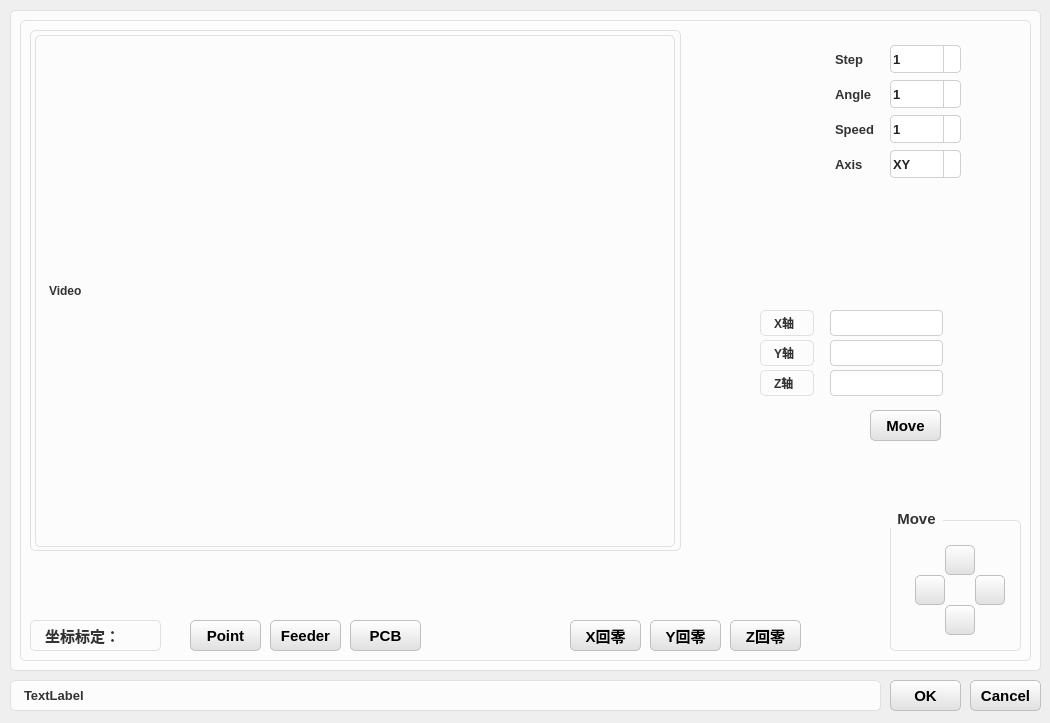
This is Solution/HuiRuMachineH/HuiRuMachineH/dialog/MotionDialog.ui in HeJun20250905/ProductProJect as Qt 5 draws it before an edit. The edited form follows.
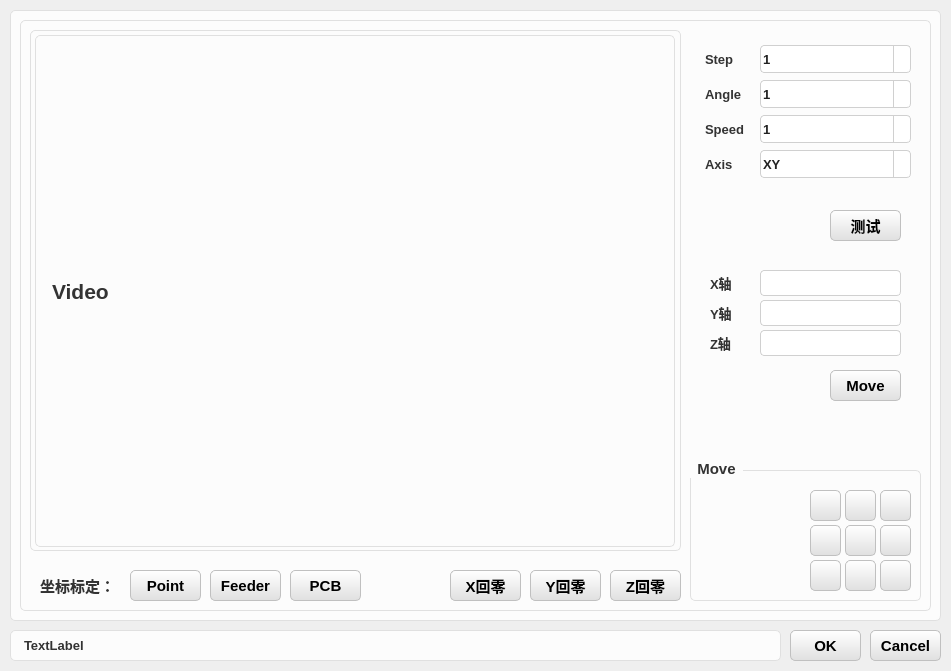
This is the edited form. Icons and pictures are not drawn.

The edit to the form file:
```diff
--- a/Solution/HuiRuMachineH/HuiRuMachineH/dialog/MotionDialog.ui
+++ b/Solution/HuiRuMachineH/HuiRuMachineH/dialog/MotionDialog.ui
@@ -6,8 +6,8 @@
    <rect>
     <x>0</x>
     <y>0</y>
-    <width>1050</width>
-    <height>723</height>
+    <width>951</width>
+    <height>671</height>
    </rect>
   </property>
   <property name="windowTitle">
@@ -164,8 +164,8 @@
    <property name="geometry">
     <rect>
      <x>10</x>
-     <y>680</y>
-     <width>871</width>
+     <y>630</y>
+     <width>771</width>
      <height>31</height>
     </rect>
    </property>
@@ -185,8 +185,8 @@
     <rect>
      <x>10</x>
      <y>0</y>
-     <width>1031</width>
-     <height>671</height>
+     <width>931</width>
+     <height>621</height>
     </rect>
    </property>
    <property name="title">
@@ -197,8 +197,8 @@
      <rect>
       <x>10</x>
       <y>10</y>
-      <width>1011</width>
-      <height>651</height>
+      <width>911</width>
+      <height>601</height>
      </rect>
     </property>
     <property name="title">
@@ -207,9 +207,9 @@
     <widget class="QComboBox" name="comboBox_Step">
      <property name="geometry">
       <rect>
-       <x>870</x>
+       <x>740</x>
        <y>35</y>
-       <width>71</width>
+       <width>151</width>
        <height>28</height>
       </rect>
      </property>
@@ -239,7 +239,7 @@
     <widget class="QLabel" name="label_Step">
      <property name="geometry">
       <rect>
-       <x>815</x>
+       <x>685</x>
        <y>35</y>
        <width>51</width>
        <height>28</height>
@@ -267,7 +267,7 @@
     <widget class="QLabel" name="label_Step_5">
      <property name="geometry">
       <rect>
-       <x>815</x>
+       <x>685</x>
        <y>70</y>
        <width>51</width>
        <height>28</height>
@@ -295,9 +295,9 @@
     <widget class="QComboBox" name="comboBox_Step_2">
      <property name="geometry">
       <rect>
-       <x>870</x>
+       <x>740</x>
        <y>70</y>
-       <width>71</width>
+       <width>151</width>
        <height>28</height>
       </rect>
      </property>
@@ -337,9 +337,9 @@
     <widget class="QComboBox" name="comboBox_Axis">
      <property name="geometry">
       <rect>
-       <x>870</x>
+       <x>740</x>
        <y>140</y>
-       <width>71</width>
+       <width>151</width>
        <height>28</height>
       </rect>
      </property>
@@ -364,7 +364,7 @@
     <widget class="QLabel" name="label_Axis">
      <property name="geometry">
       <rect>
-       <x>815</x>
+       <x>685</x>
        <y>140</y>
        <width>51</width>
        <height>28</height>
@@ -392,8 +392,8 @@
     <widget class="QPushButton" name="pushButton_WorldOrigin">
      <property name="geometry">
       <rect>
-       <x>170</x>
-       <y>610</y>
+       <x>110</x>
+       <y>560</y>
        <width>71</width>
        <height>31</height>
       </rect>
@@ -412,8 +412,8 @@
     <widget class="QPushButton" name="pushButton_PcbOrigin">
      <property name="geometry">
       <rect>
-       <x>330</x>
-       <y>610</y>
+       <x>270</x>
+       <y>560</y>
        <width>71</width>
        <height>31</height>
       </rect>
@@ -432,8 +432,8 @@
     <widget class="QPushButton" name="pushButton_FeederOrigin">
      <property name="geometry">
       <rect>
-       <x>250</x>
-       <y>610</y>
+       <x>190</x>
+       <y>560</y>
        <width>71</width>
        <height>31</height>
       </rect>
@@ -452,7 +452,7 @@
     <widget class="QLabel" name="label_Speed">
      <property name="geometry">
       <rect>
-       <x>815</x>
+       <x>685</x>
        <y>105</y>
        <width>51</width>
        <height>28</height>
@@ -498,6 +498,13 @@
         <height>512</height>
        </rect>
       </property>
+      <property name="font">
+       <font>
+        <pointsize>16</pointsize>
+        <weight>75</weight>
+        <bold>true</bold>
+       </font>
+      </property>
       <property name="text">
        <string>Video</string>
       </property>
@@ -506,9 +513,9 @@
     <widget class="QComboBox" name="comboBox_Speed">
      <property name="geometry">
       <rect>
-       <x>870</x>
+       <x>740</x>
        <y>105</y>
-       <width>71</width>
+       <width>151</width>
        <height>28</height>
       </rect>
      </property>
@@ -538,9 +545,9 @@
     <widget class="QGroupBox" name="groupBox_4">
      <property name="geometry">
       <rect>
-       <x>870</x>
-       <y>500</y>
-       <width>131</width>
+       <x>670</x>
+       <y>450</y>
+       <width>231</width>
        <height>141</height>
       </rect>
      </property>
@@ -557,10 +564,10 @@
      <widget class="QPushButton" name="pushButton_Right">
       <property name="geometry">
        <rect>
-        <x>85</x>
+        <x>190</x>
         <y>65</y>
-        <width>30</width>
-        <height>30</height>
+        <width>31</width>
+        <height>31</height>
        </rect>
       </property>
       <property name="font">
@@ -581,10 +588,10 @@
      <widget class="QPushButton" name="pushButton_Up">
       <property name="geometry">
        <rect>
-        <x>55</x>
-        <y>35</y>
-        <width>30</width>
-        <height>30</height>
+        <x>155</x>
+        <y>30</y>
+        <width>31</width>
+        <height>31</height>
        </rect>
       </property>
       <property name="font">
@@ -605,10 +612,10 @@
      <widget class="QPushButton" name="pushButton_Left">
       <property name="geometry">
        <rect>
-        <x>25</x>
+        <x>120</x>
         <y>65</y>
-        <width>30</width>
-        <height>30</height>
+        <width>31</width>
+        <height>31</height>
        </rect>
       </property>
       <property name="font">
@@ -629,10 +636,10 @@
      <widget class="QPushButton" name="pushButton_Down">
       <property name="geometry">
        <rect>
-        <x>55</x>
-        <y>95</y>
-        <width>30</width>
-        <height>30</height>
+        <x>155</x>
+        <y>100</y>
+        <width>31</width>
+        <height>31</height>
        </rect>
       </property>
       <property name="font">
@@ -650,13 +657,78 @@
         <normaloff>:/MachineCore/Icon/fa_0xf0dd.png</normaloff>:/MachineCore/Icon/fa_0xf0dd.png</iconset>
       </property>
      </widget>
+     <widget class="QPushButton" name="pushButton">
+      <property name="geometry">
+       <rect>
+        <x>120</x>
+        <y>30</y>
+        <width>31</width>
+        <height>31</height>
+       </rect>
+      </property>
+      <property name="text">
+       <string/>
+      </property>
+     </widget>
+     <widget class="QPushButton" name="pushButton_2">
+      <property name="geometry">
+       <rect>
+        <x>190</x>
+        <y>30</y>
+        <width>31</width>
+        <height>31</height>
+       </rect>
+      </property>
+      <property name="text">
+       <string/>
+      </property>
+     </widget>
+     <widget class="QPushButton" name="pushButton_3">
+      <property name="geometry">
+       <rect>
+        <x>120</x>
+        <y>100</y>
+        <width>31</width>
+        <height>31</height>
+       </rect>
+      </property>
+      <property name="text">
+       <string/>
+      </property>
+     </widget>
+     <widget class="QPushButton" name="pushButton_4">
+      <property name="geometry">
+       <rect>
+        <x>190</x>
+        <y>100</y>
+        <width>31</width>
+        <height>31</height>
+       </rect>
+      </property>
+      <property name="text">
+       <string/>
+      </property>
+     </widget>
+     <widget class="QPushButton" name="pushButton_5">
+      <property name="geometry">
+       <rect>
+        <x>155</x>
+        <y>65</y>
+        <width>31</width>
+        <height>31</height>
+       </rect>
+      </property>
+      <property name="text">
+       <string/>
+      </property>
+     </widget>
     </widget>
     <widget class="QLabel" name="label_Info_2">
      <property name="geometry">
       <rect>
-       <x>10</x>
-       <y>610</y>
-       <width>131</width>
+       <x>20</x>
+       <y>560</y>
+       <width>81</width>
        <height>31</height>
       </rect>
      </property>
@@ -667,6 +739,14 @@
        <bold>true</bold>
       </font>
      </property>
+     <property name="styleSheet">
+      <string notr="true">color: #333333;           /* 与 QGroupBox::title 保持一致的深灰色 */
+font-weight: bold;        /* 保持相同的加粗效果（如果是普通文本可去掉这行） */
+background-color: #FCFCFC; /* 与分组框背景色一致 */
+border: 0px solid #E0E0E0; /* 相同的边框颜色和粗细 */
+border-radius: 5px;       /* 相同的圆角 */
+padding: 0px 0px;        /* 适当的内边距，让文字不贴边，视觉上更舒适 */</string>
+     </property>
      <property name="text">
       <string>坐标标定：</string>
      </property>
@@ -674,8 +754,8 @@
     <widget class="QPushButton" name="pushButton_Move">
      <property name="geometry">
       <rect>
-       <x>850</x>
-       <y>400</y>
+       <x>810</x>
+       <y>360</y>
        <width>71</width>
        <height>31</height>
       </rect>
@@ -694,42 +774,72 @@
     <widget class="QLineEdit" name="lineEdit_X">
      <property name="geometry">
       <rect>
-       <x>810</x>
-       <y>300</y>
-       <width>113</width>
+       <x>740</x>
+       <y>260</y>
+       <width>141</width>
        <height>26</height>
       </rect>
      </property>
+     <property name="font">
+      <font>
+       <pointsize>10</pointsize>
+      </font>
+     </property>
     </widget>
     <widget class="QLineEdit" name="lineEdit_Y">
      <property name="geometry">
       <rect>
-       <x>810</x>
-       <y>330</y>
-       <width>113</width>
+       <x>740</x>
+       <y>290</y>
+       <width>141</width>
        <height>26</height>
       </rect>
      </property>
+     <property name="font">
+      <font>
+       <pointsize>10</pointsize>
+      </font>
+     </property>
     </widget>
     <widget class="QLineEdit" name="lineEdit_Z">
      <property name="geometry">
       <rect>
-       <x>810</x>
-       <y>360</y>
-       <width>113</width>
+       <x>740</x>
+       <y>320</y>
+       <width>141</width>
        <height>26</height>
       </rect>
      </property>
+     <property name="font">
+      <font>
+       <pointsize>10</pointsize>
+      </font>
+     </property>
     </widget>
     <widget class="QLabel" name="label">
      <property name="geometry">
       <rect>
-       <x>740</x>
-       <y>300</y>
-       <width>54</width>
+       <x>690</x>
+       <y>260</y>
+       <width>31</width>
        <height>26</height>
       </rect>
      </property>
+     <property name="font">
+      <font>
+       <pointsize>10</pointsize>
+       <weight>75</weight>
+       <bold>true</bold>
+      </font>
+     </property>
+     <property name="styleSheet">
+      <string notr="true">color: #333333;           /* 与 QGroupBox::title 保持一致的深灰色 */
+font-weight: bold;        /* 保持相同的加粗效果（如果是普通文本可去掉这行） */
+background-color: #FCFCFC; /* 与分组框背景色一致 */
+border: 0px solid #E0E0E0; /* 相同的边框颜色和粗细 */
+border-radius: 5px;       /* 相同的圆角 */
+padding: 0px 0px;        /* 适当的内边距，让文字不贴边，视觉上更舒适 */</string>
+     </property>
      <property name="text">
       <string>X轴</string>
      </property>
@@ -737,12 +847,27 @@
     <widget class="QLabel" name="label_2">
      <property name="geometry">
       <rect>
-       <x>740</x>
-       <y>330</y>
-       <width>54</width>
+       <x>690</x>
+       <y>290</y>
+       <width>31</width>
        <height>26</height>
       </rect>
      </property>
+     <property name="font">
+      <font>
+       <pointsize>10</pointsize>
+       <weight>75</weight>
+       <bold>true</bold>
+      </font>
+     </property>
+     <property name="styleSheet">
+      <string notr="true">color: #333333;           /* 与 QGroupBox::title 保持一致的深灰色 */
+font-weight: bold;        /* 保持相同的加粗效果（如果是普通文本可去掉这行） */
+background-color: #FCFCFC; /* 与分组框背景色一致 */
+border: 0px solid #E0E0E0; /* 相同的边框颜色和粗细 */
+border-radius: 5px;       /* 相同的圆角 */
+padding: 0px 0px;        /* 适当的内边距，让文字不贴边，视觉上更舒适 */</string>
+     </property>
      <property name="text">
       <string>Y轴</string>
      </property>
@@ -750,12 +875,27 @@
     <widget class="QLabel" name="label_3">
      <property name="geometry">
       <rect>
-       <x>740</x>
-       <y>360</y>
-       <width>54</width>
+       <x>690</x>
+       <y>320</y>
+       <width>31</width>
        <height>26</height>
       </rect>
      </property>
+     <property name="font">
+      <font>
+       <pointsize>10</pointsize>
+       <weight>75</weight>
+       <bold>true</bold>
+      </font>
+     </property>
+     <property name="styleSheet">
+      <string notr="true">color: #333333;           /* 与 QGroupBox::title 保持一致的深灰色 */
+font-weight: bold;        /* 保持相同的加粗效果（如果是普通文本可去掉这行） */
+background-color: #FCFCFC; /* 与分组框背景色一致 */
+border: 0px solid #E0E0E0; /* 相同的边框颜色和粗细 */
+border-radius: 5px;       /* 相同的圆角 */
+padding: 0px 0px;        /* 适当的内边距，让文字不贴边，视觉上更舒适 */</string>
+     </property>
      <property name="text">
       <string>Z轴</string>
      </property>
@@ -763,8 +903,8 @@
     <widget class="QPushButton" name="pushButton_HomeX">
      <property name="geometry">
       <rect>
-       <x>550</x>
-       <y>610</y>
+       <x>430</x>
+       <y>560</y>
        <width>71</width>
        <height>31</height>
       </rect>
@@ -783,8 +923,8 @@
     <widget class="QPushButton" name="pushButton_HomeY">
      <property name="geometry">
       <rect>
-       <x>630</x>
-       <y>610</y>
+       <x>510</x>
+       <y>560</y>
        <width>71</width>
        <height>31</height>
       </rect>
@@ -803,8 +943,8 @@
     <widget class="QPushButton" name="pushButton_HomeZ">
      <property name="geometry">
       <rect>
-       <x>710</x>
-       <y>610</y>
+       <x>590</x>
+       <y>560</y>
        <width>71</width>
        <height>31</height>
       </rect>
@@ -820,13 +960,33 @@
       <string>Z回零</string>
      </property>
     </widget>
+    <widget class="QPushButton" name="pushButton_Test">
+     <property name="geometry">
+      <rect>
+       <x>810</x>
+       <y>200</y>
+       <width>71</width>
+       <height>31</height>
+      </rect>
+     </property>
+     <property name="font">
+      <font>
+       <pointsize>11</pointsize>
+       <weight>75</weight>
+       <bold>true</bold>
+      </font>
+     </property>
+     <property name="text">
+      <string>测试</string>
+     </property>
+    </widget>
    </widget>
   </widget>
   <widget class="QPushButton" name="pushButton_Cancel">
    <property name="geometry">
     <rect>
-     <x>970</x>
-     <y>680</y>
+     <x>870</x>
+     <y>630</y>
      <width>71</width>
      <height>31</height>
     </rect>
@@ -845,8 +1005,8 @@
   <widget class="QPushButton" name="pushButton_OK">
    <property name="geometry">
     <rect>
-     <x>890</x>
-     <y>680</y>
+     <x>790</x>
+     <y>630</y>
      <width>71</width>
      <height>31</height>
     </rect>
```
